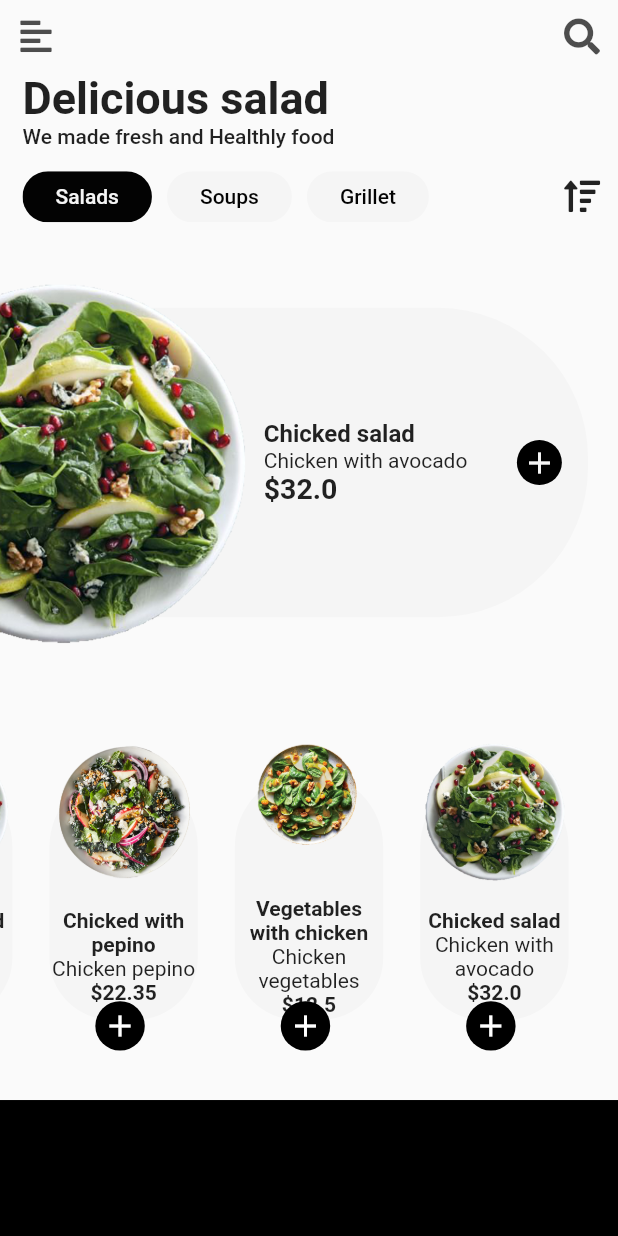
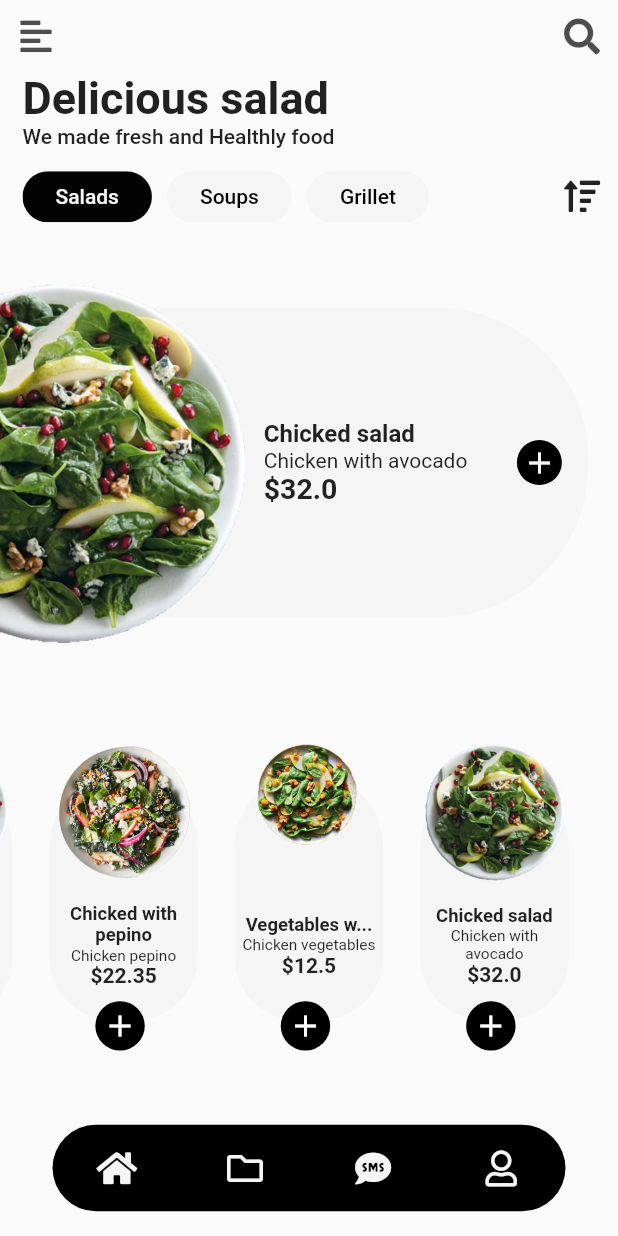
Before and after one commit to klauscj1/capacitacion_icreativa_flutter_pfinal, a Flutter app: the HomePage screen opened by its route, on a phone screen of 412 x 824 dp. Run offline on Flutter 3.47's test engine with Material 2 defaults, Android fonts, the phone set to English and light mode, and no system bars; our stand-ins replace font_awesome_flutter.

Commit message:
design finish

```diff
--- a/lib/ui/pages/home_page.dart
+++ b/lib/ui/pages/home_page.dart
@@ -1,6 +1,7 @@
 import 'package:flutter/material.dart';
 import 'package:font_awesome_flutter/font_awesome_flutter.dart';
 import 'package:proyecto_final_capacitacion/models/principal_model.dart';
+import 'package:proyecto_final_capacitacion/ui/widgets/navigator_bar_widget.dart';
 import 'package:proyecto_final_capacitacion/ui/widgets/principal_widget.dart';
 import 'package:proyecto_final_capacitacion/ui/widgets/second_widget.dart';
 import 'package:proyecto_final_capacitacion/ui/widgets/tipos_chip_widget.dart';
@@ -139,7 +140,7 @@ class HomePage extends StatelessWidget {
     final size = MediaQuery.of(context).size;
     return Container(
       height: size.height * .11,
-      color: Colors.black,
+      child: Center(child: NavitagorBar()),
     );
   }
 }
--- /dev/null
+++ b/lib/ui/widgets/navigator_bar_widget.dart
@@ -0,0 +1,58 @@
+import 'package:flutter/material.dart';
+import 'package:font_awesome_flutter/font_awesome_flutter.dart';
+
+class NavitagorBar extends StatelessWidget {
+  @override
+  Widget build(BuildContext context) {
+    final size = MediaQuery.of(context).size;
+    return Container(
+      width: size.width * .83,
+      height: size.height * .07,
+      decoration: BoxDecoration(
+        color: Colors.black,
+        borderRadius: BorderRadius.circular(50),
+      ),
+      child: Row(
+        mainAxisAlignment: MainAxisAlignment.spaceAround,
+        children: [
+          IconButton(
+            onPressed: () {
+              print('presionó el boton de home');
+            },
+            icon: FaIcon(
+              FontAwesomeIcons.home,
+              color: Theme.of(context).accentColor,
+            ),
+          ),
+          IconButton(
+            onPressed: () {
+              print('presionó el boton de notas');
+            },
+            icon: FaIcon(
+              FontAwesomeIcons.folder,
+              color: Theme.of(context).accentColor,
+            ),
+          ),
+          IconButton(
+            onPressed: () {
+              print('presionó el boton de mensaje');
+            },
+            icon: FaIcon(
+              FontAwesomeIcons.sms,
+              color: Theme.of(context).accentColor,
+            ),
+          ),
+          IconButton(
+            onPressed: () {
+              print('presionó el boton de user');
+            },
+            icon: FaIcon(
+              FontAwesomeIcons.user,
+              color: Theme.of(context).accentColor,
+            ),
+          ),
+        ],
+      ),
+    );
+  }
+}
--- a/lib/ui/widgets/second_widget.dart
+++ b/lib/ui/widgets/second_widget.dart
@@ -35,16 +35,21 @@ class SecondWidget extends StatelessWidget {
                       mainAxisAlignment: MainAxisAlignment.center,
                       children: [
                         SizedBox(
-                          height: 80,
+                          height: size.height * 0.08,
                         ),
                         Text(
-                          producto.nombre,
-                          style: TextStyle(fontWeight: FontWeight.bold),
+                          producto.nombre.length > 20
+                              ? producto.nombre.substring(0, 12) + "..."
+                              : producto.nombre,
+                          style: TextStyle(
+                              fontWeight: FontWeight.bold,
+                              fontSize: size.width * .03),
                           textAlign: TextAlign.center,
                         ),
                         Text(
                           producto.descripcion,
                           textAlign: TextAlign.center,
+                          style: TextStyle(fontSize: size.width * .025),
                         ),
                         Text(
                           '\$${producto.precio}',
```
